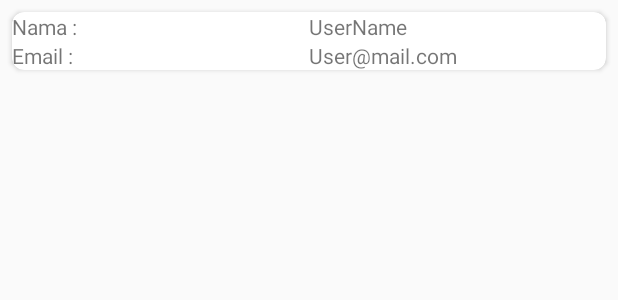
After one commit to RachmanForniandi/AndroidCrud, an Android app: the layout item_user.xml on its own in the app's theme, with its tools: preview values and no code run, on a phone screen of 412 x 824 dp. The commit adds this screen. Shown: the top 300 px of the screen. Run offline under Robolectric (Android 15) with nearby library versions, the phone set to English and light mode, and no system bars.

Commit message:
feature/showDataUser done

```diff
--- a/app/src/main/java/id/co/androidjavacrudapp/AddDataUser/AddDataUserActivity.java
+++ b/app/src/main/java/id/co/androidjavacrudapp/AddDataUser/AddDataUserActivity.java
@@ -12,6 +12,7 @@ import butterknife.OnClick;
 import id.co.androidjavacrudapp.AddDataUser.models.ResponseAddData;
 import id.co.androidjavacrudapp.MainActivity;
 import id.co.androidjavacrudapp.R;
+import id.co.androidjavacrudapp.ShowDataUser.ShowDataUserActivity;
 import id.co.androidjavacrudapp.networkUtils.NetworkClient;
 import retrofit2.Call;
 import retrofit2.Callback;
@@ -64,7 +65,7 @@ public class AddDataUserActivity extends AppCompatActivity {
                         String message = response.body().getMessage();
 
                         if (status){
-                            startActivity(new Intent(AddDataUserActivity.this, MainActivity.class));
+                            startActivity(new Intent(AddDataUserActivity.this, ShowDataUserActivity.class));
                             Toast.makeText(AddDataUserActivity.this, message, Toast.LENGTH_SHORT).show();
                         }else {
                             Toast.makeText(AddDataUserActivity.this, message, Toast.LENGTH_SHORT).show();
--- a/app/src/main/java/id/co/androidjavacrudapp/networkUtils/ApiServices.java
+++ b/app/src/main/java/id/co/androidjavacrudapp/networkUtils/ApiServices.java
@@ -1,9 +1,11 @@
 package id.co.androidjavacrudapp.networkUtils;
 
 import id.co.androidjavacrudapp.AddDataUser.models.ResponseAddData;
+import id.co.androidjavacrudapp.ShowDataUser.models.ResponseShowUser;
 import retrofit2.Call;
 import retrofit2.http.Field;
 import retrofit2.http.FormUrlEncoded;
+import retrofit2.http.GET;
 import retrofit2.http.POST;
 
 public interface ApiServices {
@@ -16,4 +18,7 @@ public interface ApiServices {
             @Field("no_hp_user")String noHpUser,
             @Field("alamat")String alamat
     );
+
+    @GET("ShowDataUser")
+    Call<ResponseShowUser> showUserData();
 }
--- /dev/null
+++ b/app/src/main/res/layout/item_user.xml
@@ -0,0 +1,65 @@
+<?xml version="1.0" encoding="utf-8"?>
+<RelativeLayout xmlns:android="http://schemas.android.com/apk/res/android"
+    android:layout_width="match_parent"
+    android:layout_height="wrap_content"
+    xmlns:app="http://schemas.android.com/apk/res-auto">
+
+    <android.support.v7.widget.CardView
+        android:layout_width="match_parent"
+        android:layout_height="wrap_content"
+        android:layout_margin="8dp"
+        app:cardCornerRadius="8dp">
+
+        <LinearLayout
+            android:layout_width="match_parent"
+            android:layout_height="wrap_content"
+            android:orientation="vertical">
+            <LinearLayout
+                android:layout_width="match_parent"
+                android:layout_height="match_parent"
+                android:orientation="horizontal"
+                android:weightSum="1">
+
+                <TextView
+                    android:layout_width="0dp"
+                    android:layout_height="wrap_content"
+                    android:layout_weight="0.5"
+                    android:text="Nama : "/>
+
+                <TextView
+                    android:id="@+id/tv_name_user"
+                    android:layout_width="0dp"
+                    android:layout_height="wrap_content"
+                    android:layout_weight="0.5"
+                    android:text="UserName"/>
+
+            </LinearLayout>
+
+            <LinearLayout
+                android:layout_width="match_parent"
+                android:layout_height="match_parent"
+                android:orientation="horizontal"
+                android:weightSum="1">
+
+                <TextView
+                    android:layout_width="0dp"
+                    android:layout_height="wrap_content"
+                    android:layout_weight="0.5"
+                    android:text="Email : "/>
+
+                <TextView
+                    android:id="@+id/tv_email_user"
+                    android:layout_width="0dp"
+                    android:layout_height="wrap_content"
+                    android:layout_weight="0.5"
+                    android:text="User@mail.com"/>
+
+            </LinearLayout>
+
+        </LinearLayout>
+    </android.support.v7.widget.CardView>
+
+
+
+
+</RelativeLayout>
```
Also changed, not shown: app/src/main/AndroidManifest.xml (+7 -3 lines), app/src/main/java/id/co/androidjavacrudapp/ShowDataUser/ShowDataUserActivity.java (added, +77 -0 lines), app/src/main/java/id/co/androidjavacrudapp/ShowDataUser/adapter/UserDataAdapter.java (added, +59 -0 lines), app/src/main/java/id/co/androidjavacrudapp/ShowDataUser/models/DataItemShowUser.java (added, +74 -0 lines), app/src/main/java/id/co/androidjavacrudapp/ShowDataUser/models/ResponseShowUser.java (added, +62 -0 lines), app/src/main/res/layout/activity_show_data_user.xml (added, +37 -0 lines).
